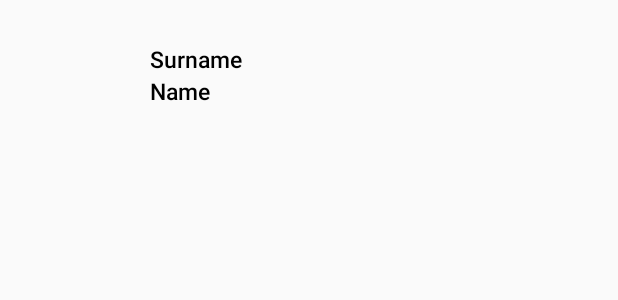
After one commit to Incaze/Friends-Checker-VK, an Android app: the layout activity_user_item.xml on its own in the app's theme, with its tools: preview values and no code run, on a phone screen of 412 x 824 dp. The commit adds this screen. Shown: the top 300 px of the screen. Run offline under Robolectric (Android 15) with nearby library versions, the phone set to English and light mode, and no system bars.

Commit message:
Добавлен скелет маняленты юзеров вк для поиска Добавлена кнопочка нового юзера, конечно же нерабочая

```diff
--- a/app/build.gradle
+++ b/app/build.gradle
@@ -21,9 +21,15 @@ android {
             proguardFiles getDefaultProguardFile('proguard-android-optimize.txt'), 'proguard-rules.pro'
         }
     }
+    compileOptions {
+        sourceCompatibility JavaVersion.VERSION_1_8
+        targetCompatibility JavaVersion.VERSION_1_8
+    }
 }
 
 dependencies {
+    implementation 'com.google.android.material:material:1.1.0-alpha08'
+    implementation 'androidx.recyclerview:recyclerview:1.1.0-beta01'
     implementation 'com.vk:androidsdk:2.1.1'
     implementation fileTree(dir: 'libs', include: ['*.jar'])
     implementation"org.jetbrains.kotlin:kotlin-stdlib-jdk7:$kotlin_version"
--- a/app/src/main/AndroidManifest.xml
+++ b/app/src/main/AndroidManifest.xml
@@ -8,7 +8,7 @@
             android:label="@string/app_name"
             android:roundIcon="@mipmap/ic_launcher_round"
             android:supportsRtl="true"
-            android:theme="@style/AppTheme" tools:ignore="GoogleAppIndexingWarning" android:fullBackupContent="">
+            android:theme="@style/AppTheme" tools:ignore="GoogleAppIndexingWarning" android:fullBackupContent="true">
         <activity android:name=".MainActivity">
             <intent-filter>
                 <action android:name="android.intent.action.MAIN"/>
--- /dev/null
+++ b/app/src/main/res/layout/activity_user_item.xml
@@ -0,0 +1,57 @@
+<?xml version="1.0" encoding="utf-8"?>
+<androidx.constraintlayout.widget.ConstraintLayout
+        xmlns:android="http://schemas.android.com/apk/res/android"
+        xmlns:tools="http://schemas.android.com/tools"
+        xmlns:app="http://schemas.android.com/apk/res-auto"
+        android:layout_width="match_parent"
+        android:layout_height="wrap_content">
+    <ImageView
+            android:contentDescription="@android:string/untitled"
+            android:id="@+id/user_photo"
+            android:layout_width="80dp"
+            android:layout_height="80dp"
+            android:layout_margin="10dp"
+            android:scaleType="centerCrop"
+            app:layout_constraintBottom_toBottomOf="parent"
+            app:layout_constraintStart_toStartOf="parent"
+            app:layout_constraintTop_toTopOf="parent"/>
+    <TextView
+            android:id="@+id/user_surname"
+            android:layout_width="0dp"
+            android:layout_height="wrap_content"
+            android:ellipsize="end"
+            android:fontFamily="sans-serif-medium"
+            android:textColor="@android:color/black"
+            android:maxLines="1"
+            android:paddingStart="10dp"
+            android:paddingLeft="10dp"
+            android:paddingEnd="10dp"
+            android:paddingRight="10dp"
+            android:textSize="15sp"
+            app:layout_constraintBottom_toTopOf="@id/user_name"
+            app:layout_constraintEnd_toEndOf="parent"
+            app:layout_constraintStart_toEndOf="@id/user_photo"
+            app:layout_constraintTop_toTopOf="parent"
+            app:layout_constraintVertical_chainStyle="packed"
+            tools:text="Surname" />
+    <TextView
+            android:id="@+id/user_name"
+            android:layout_width="0dp"
+            android:layout_height="wrap_content"
+            android:ellipsize="end"
+            android:fontFamily="sans-serif-medium"
+            android:textColor="@android:color/black"
+            android:maxLines="1"
+            android:paddingStart="10dp"
+            android:paddingLeft="10dp"
+            android:paddingEnd="10dp"
+            android:paddingRight="10dp"
+            android:textSize="15sp"
+            app:layout_constraintEnd_toEndOf="parent"
+            app:layout_constraintStart_toEndOf="@+id/user_photo"
+            app:layout_constraintTop_toBottomOf="@id/user_surname"
+            app:layout_constraintBottom_toBottomOf="parent"
+            app:layout_constraintVertical_chainStyle="packed"
+            tools:text="Name" />
+
+</androidx.constraintlayout.widget.ConstraintLayout>
--- a/app/src/main/res/values/colors.xml
+++ b/app/src/main/res/values/colors.xml
@@ -1,6 +1,7 @@
 <?xml version="1.0" encoding="utf-8"?>
 <resources>
-    <color name="colorPrimary">#008577</color>
-    <color name="colorPrimaryDark">#00574B</color>
-    <color name="colorAccent">#D81B60</color>
+    <color name="colorPrimary">#E21B4CA3</color>
+    <color name="colorPrimaryDark">#E2122E61</color>
+    <color name="colorAccent">#E21B4CA3</color>
+    <color name="colorBackground">#122F57BD</color>
 </resources>
```
Also changed, not shown: app/src/main/java/com/incaze/friendscheckervk/MainActivity.kt (+65 -0 lines), app/src/main/java/com/incaze/friendscheckervk/User.kt (added, +14 -0 lines), app/src/main/java/com/incaze/friendscheckervk/UserAdapter.kt (added, +62 -0 lines), app/src/main/res/layout/activity_main.xml (+17 -6 lines).
